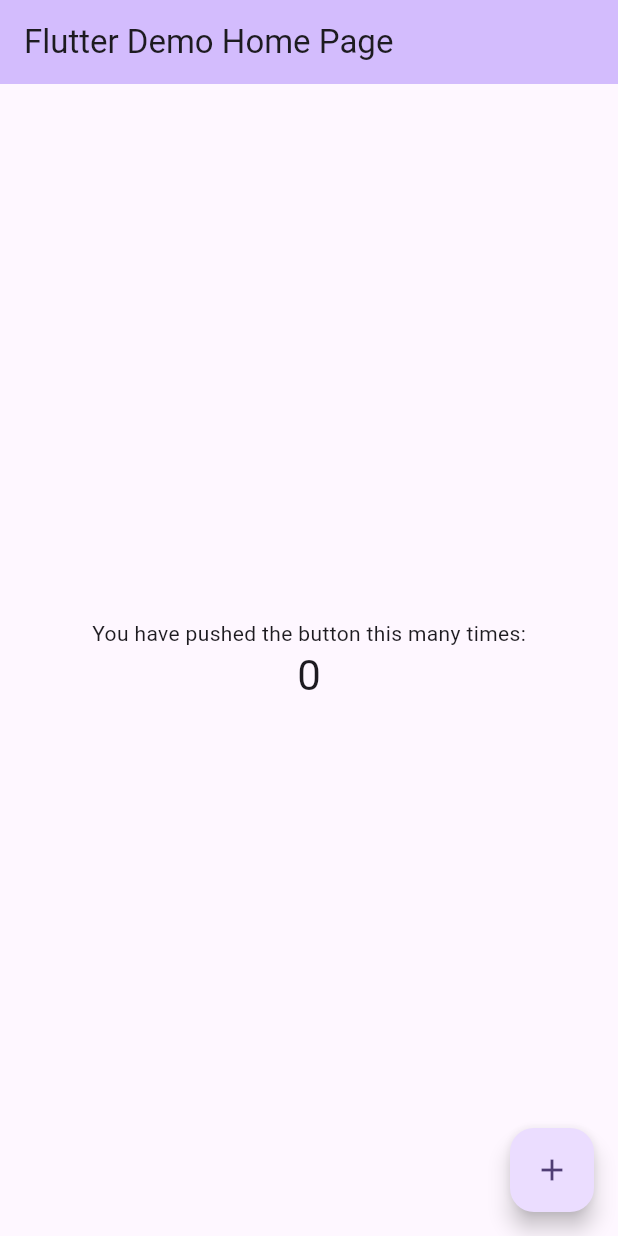
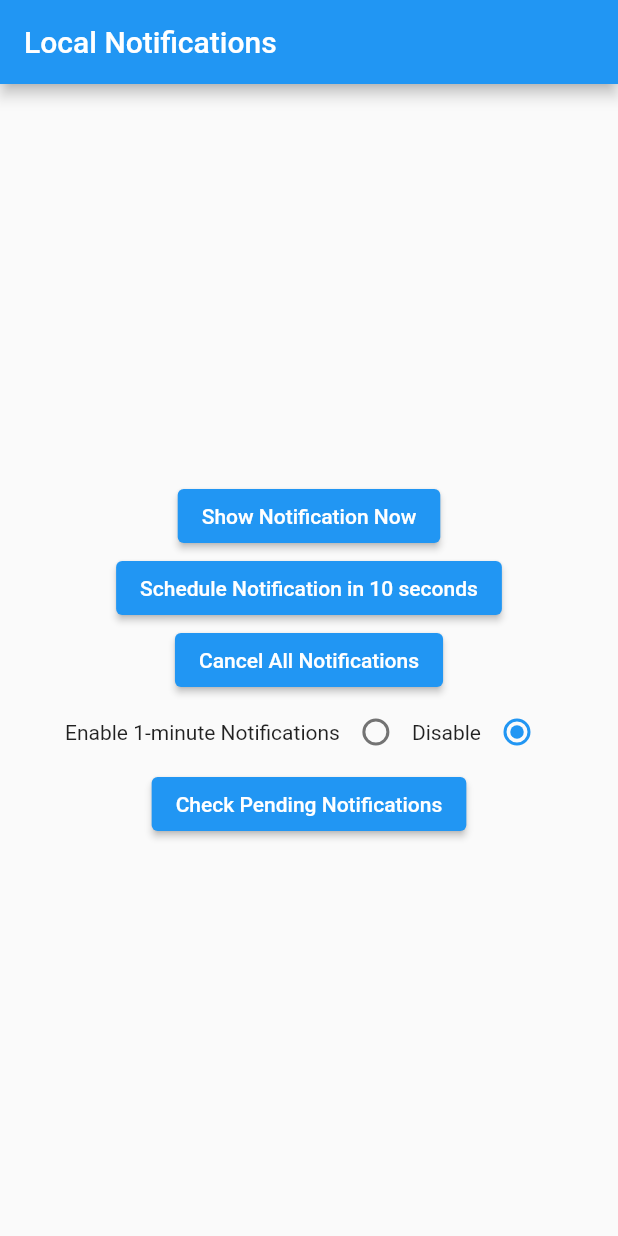
Before and after one commit to takuowake/local_notification_app, a Flutter app: the screen it shows after launch, on a phone screen of 412 x 824 dp. Run offline on Flutter 3.47's test engine with Material 2 defaults, Android fonts, the phone set to English and light mode, and no system bars; our stand-ins replace flutter_local_notifications, flutter_native_timezone, timezone.

Commit message:
add notification

```diff
--- a/lib/main.dart
+++ b/lib/main.dart
@@ -1,125 +1,207 @@
+import 'dart:async';
 import 'package:flutter/material.dart';
+import 'package:flutter_local_notifications/flutter_local_notifications.dart';
+import 'package:flutter_native_timezone/flutter_native_timezone.dart';
+import 'package:timezone/data/latest.dart' as tz;
+import 'package:timezone/timezone.dart' as tz;
 
 void main() {
   runApp(const MyApp());
 }
 
 class MyApp extends StatelessWidget {
-  const MyApp({super.key});
+  const MyApp({Key? key}) : super(key: key);
 
-  // This widget is the root of your application.
   @override
   Widget build(BuildContext context) {
     return MaterialApp(
       title: 'Flutter Demo',
       theme: ThemeData(
-        // This is the theme of your application.
-        //
-        // TRY THIS: Try running your application with "flutter run". You'll see
-        // the application has a blue toolbar. Then, without quitting the app,
-        // try changing the seedColor in the colorScheme below to Colors.green
-        // and then invoke "hot reload" (save your changes or press the "hot
-        // reload" button in a Flutter-supported IDE, or press "r" if you used
-        // the command line to start the app).
-        //
-        // Notice that the counter didn't reset back to zero; the application
-        // state is not lost during the reload. To reset the state, use hot
-        // restart instead.
-        //
-        // This works for code too, not just values: Most code changes can be
-        // tested with just a hot reload.
-        colorScheme: ColorScheme.fromSeed(seedColor: Colors.deepPurple),
-        useMaterial3: true,
+        primarySwatch: Colors.blue,
       ),
-      home: const MyHomePage(title: 'Flutter Demo Home Page'),
+      home: const MyHomePage(),
     );
   }
 }
 
 class MyHomePage extends StatefulWidget {
-  const MyHomePage({super.key, required this.title});
-
-  // This widget is the home page of your application. It is stateful, meaning
-  // that it has a State object (defined below) that contains fields that affect
-  // how it looks.
-
-  // This class is the configuration for the state. It holds the values (in this
-  // case the title) provided by the parent (in this case the App widget) and
-  // used by the build method of the State. Fields in a Widget subclass are
-  // always marked "final".
-
-  final String title;
+  const MyHomePage({Key? key}) : super(key: key);
 
   @override
   State<MyHomePage> createState() => _MyHomePageState();
 }
 
 class _MyHomePageState extends State<MyHomePage> {
-  int _counter = 0;
+  final FlutterLocalNotificationsPlugin _flutterLocalNotificationsPlugin =
+  FlutterLocalNotificationsPlugin();
+  Timer? _minuteTimer;
+  bool _minuteNotifications = false;
 
-  void _incrementCounter() {
-    setState(() {
-      // This call to setState tells the Flutter framework that something has
-      // changed in this State, which causes it to rerun the build method below
-      // so that the display can reflect the updated values. If we changed
-      // _counter without calling setState(), then the build method would not be
-      // called again, and so nothing would appear to happen.
-      _counter++;
+  @override
+  void initState() {
+    super.initState();
+    _init();
+  }
+
+  Future<void> _init() async {
+    await _configureLocalTimeZone();
+    await _initializeNotification();
+  }
+
+  Future<void> _configureLocalTimeZone() async {
+    tz.initializeTimeZones();
+    final String? timeZoneName = await FlutterNativeTimezone.getLocalTimezone();
+    tz.setLocalLocation(tz.getLocation(timeZoneName!));
+  }
+
+  Future<void> _initializeNotification() async {
+    const AndroidInitializationSettings initializationSettingsAndroid =
+    AndroidInitializationSettings('ic_notification');
+    final InitializationSettings initializationSettings =
+    InitializationSettings(android: initializationSettingsAndroid);
+    await _flutterLocalNotificationsPlugin.initialize(initializationSettings);
+  }
+
+  Future<void> _showNotificationNow() async {
+    const AndroidNotificationDetails androidNotificationDetails =
+    AndroidNotificationDetails(
+        channelId: 'instant_channel_id',
+        channelName: 'Instant Channel',
+        channelDescription: 'Instant notifications',
+        importance: Importance.max,
+        priority: Priority.high);
+    const NotificationDetails notificationDetails =
+    NotificationDetails(android: androidNotificationDetails);
+
+    await _flutterLocalNotificationsPlugin.show(
+        0, 'Instant Notification', 'This is an instant notification',
+        notificationDetails);
+  }
+
+  Future<void> _scheduleNotificationAt(DateTime scheduledTime) async {
+    final tz.TZDateTime tzScheduledTime =
+    tz.TZDateTime.from(scheduledTime, tz.local);
+
+    const AndroidNotificationDetails androidNotificationDetails =
+    AndroidNotificationDetails(
+        channelId: 'scheduled_channel_id',
+        channelName: 'Scheduled Channel',
+        channelDescription: 'Scheduled notifications',
+        importance: Importance.max,
+        priority: Priority.high);
+
+    const NotificationDetails notificationDetails =
+    NotificationDetails(android: androidNotificationDetails);
+
+    await _flutterLocalNotificationsPlugin.zonedSchedule(
+        1,
+        'Scheduled Notification',
+        'This is a scheduled notification',
+        tzScheduledTime,
+        notificationDetails,
+        androidAllowWhileIdle: true,
+        uiLocalNotificationDateInterpretation:
+        UILocalNotificationDateInterpretation.absoluteTime,
+        matchDateTimeComponents: DateTimeComponents.time);
+  }
+
+  Future<void> _cancelAllNotifications() async {
+    await _flutterLocalNotificationsPlugin.cancelAll();
+  }
+
+  void _startMinuteNotifications() {
+    _minuteTimer = Timer.periodic(Duration(minutes: 1), (Timer timer) async {
+      if (!_minuteNotifications) {
+        timer.cancel();
+        return;
+      }
+      await _showNotificationNow();
     });
   }
 
   @override
   Widget build(BuildContext context) {
-    // This method is rerun every time setState is called, for instance as done
-    // by the _incrementCounter method above.
-    //
-    // The Flutter framework has been optimized to make rerunning build methods
-    // fast, so that you can just rebuild anything that needs updating rather
-    // than having to individually change instances of widgets.
     return Scaffold(
       appBar: AppBar(
-        // TRY THIS: Try changing the color here to a specific color (to
-        // Colors.amber, perhaps?) and trigger a hot reload to see the AppBar
-        // change color while the other colors stay the same.
-        backgroundColor: Theme.of(context).colorScheme.inversePrimary,
-        // Here we take the value from the MyHomePage object that was created by
-        // the App.build method, and use it to set our appbar title.
-        title: Text(widget.title),
+        title: const Text('Local Notifications'),
       ),
       body: Center(
-        // Center is a layout widget. It takes a single child and positions it
-        // in the middle of the parent.
         child: Column(
-          // Column is also a layout widget. It takes a list of children and
-          // arranges them vertically. By default, it sizes itself to fit its
-          // children horizontally, and tries to be as tall as its parent.
-          //
-          // Column has various properties to control how it sizes itself and
-          // how it positions its children. Here we use mainAxisAlignment to
-          // center the children vertically; the main axis here is the vertical
-          // axis because Columns are vertical (the cross axis would be
-          // horizontal).
-          //
-          // TRY THIS: Invoke "debug painting" (choose the "Toggle Debug Paint"
-          // action in the IDE, or press "p" in the console), to see the
-          // wireframe for each widget.
           mainAxisAlignment: MainAxisAlignment.center,
-          children: <Widget>[
-            const Text(
-              'You have pushed the button this many times:',
+          children: [
+            ElevatedButton(
+              onPressed: () async {
+                await _showNotificationNow();
+              },
+              child: const Text('Show Notification Now'),
             ),
-            Text(
-              '$_counter',
-              style: Theme.of(context).textTheme.headlineMedium,
+            ElevatedButton(
+              onPressed: () async {
+                await _scheduleNotificationAt(
+                    DateTime.now().add(Duration(seconds: 10)));
+              },
+              child: const Text('Schedule Notification in 10 seconds'),
+            ),
+            ElevatedButton(
+              onPressed: () async {
+                await _cancelAllNotifications();
+              },
+              child: const Text('Cancel All Notifications'),
+            ),
+            Row(
+              mainAxisAlignment: MainAxisAlignment.center,
+              children: [
+                const Text('Enable 1-minute Notifications'),
+                Radio<bool>(
+                  value: true,
+                  groupValue: _minuteNotifications,
+                  onChanged: (bool? value) {
+                    setState(() {
+                      _minuteNotifications = value!;
+                      _startMinuteNotifications();
+                    });
+                  },
+                ),
+                const Text('Disable'),
+                Radio<bool>(
+                  value: false,
+                  groupValue: _minuteNotifications,
+                  onChanged: (bool? value) {
+                    setState(() {
+                      _minuteNotifications = value!;
+                    });
+                  },
+                ),
+              ],
+            ),
+            ElevatedButton(
+              onPressed: () async {
+                final List<PendingNotificationRequest> pendingNotifications =
+                await _flutterLocalNotificationsPlugin.pendingNotificationRequests();
+                showDialog(
+                  context: context,
+                  builder: (BuildContext context) {
+                    return AlertDialog(
+                      title: const Text('Pending Notifications'),
+                      content: Text(
+                          'There are ${pendingNotifications.length} pending notifications.'),
+                      actions: [
+                        TextButton(
+                          onPressed: () {
+                            Navigator.of(context).pop();
+                          },
+                          child: const Text('OK'),
+                        )
+                      ],
+                    );
+                  },
+                );
+              },
+              child: const Text('Check Pending Notifications'),
             ),
           ],
         ),
       ),
-      floatingActionButton: FloatingActionButton(
-        onPressed: _incrementCounter,
-        tooltip: 'Increment',
-        child: const Icon(Icons.add),
-      ), // This trailing comma makes auto-formatting nicer for build methods.
     );
   }
 }
```
Also changed, not shown: 6 other files.
